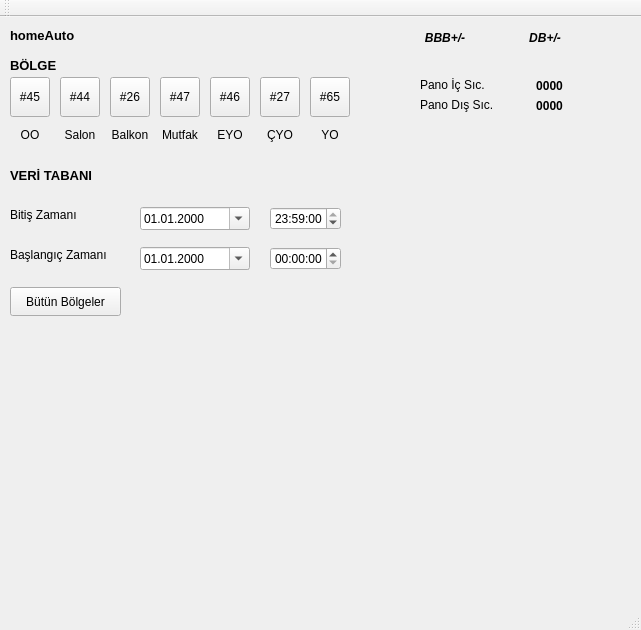
First picture: the form in mainwindow.ui, repository alikanarya/homeAutoGui, before the edit.
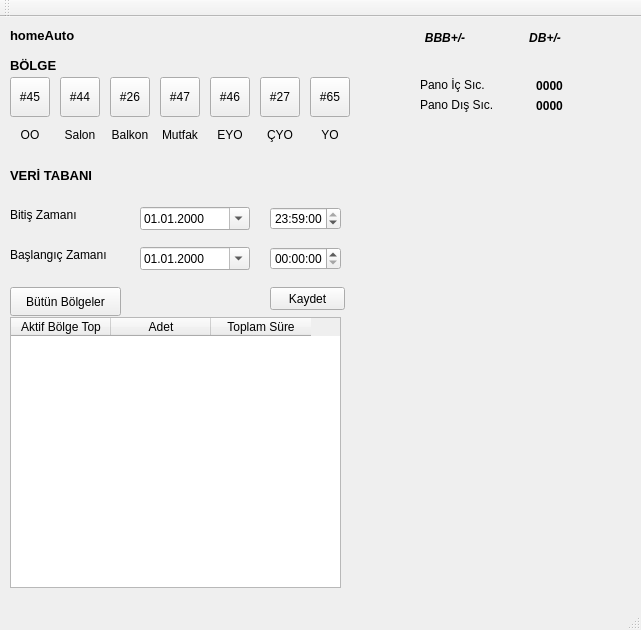
Second picture: the form after the edit.

```diff
--- a/mainwindow.ui
+++ b/mainwindow.ui
@@ -542,6 +542,62 @@
      <string>Bütün Bölgeler</string>
     </property>
    </widget>
+   <widget class="QTableWidget" name="tableAllZones">
+    <property name="geometry">
+     <rect>
+      <x>10</x>
+      <y>300</y>
+      <width>331</width>
+      <height>271</height>
+     </rect>
+    </property>
+    <property name="minimumSize">
+     <size>
+      <width>200</width>
+      <height>0</height>
+     </size>
+    </property>
+    <attribute name="horizontalHeaderMinimumSectionSize">
+     <number>37</number>
+    </attribute>
+    <attribute name="horizontalHeaderShowSortIndicator" stdset="0">
+     <bool>false</bool>
+    </attribute>
+    <attribute name="horizontalHeaderStretchLastSection">
+     <bool>false</bool>
+    </attribute>
+    <attribute name="verticalHeaderVisible">
+     <bool>false</bool>
+    </attribute>
+    <column>
+     <property name="text">
+      <string>Aktif Bölge Top</string>
+     </property>
+    </column>
+    <column>
+     <property name="text">
+      <string>Adet</string>
+     </property>
+    </column>
+    <column>
+     <property name="text">
+      <string>Toplam Süre</string>
+     </property>
+    </column>
+   </widget>
+   <widget class="QPushButton" name="saveAllZonesButton">
+    <property name="geometry">
+     <rect>
+      <x>270</x>
+      <y>270</y>
+      <width>75</width>
+      <height>23</height>
+     </rect>
+    </property>
+    <property name="text">
+     <string>Kaydet</string>
+    </property>
+   </widget>
   </widget>
   <widget class="QMenuBar" name="menuBar">
    <property name="geometry">
```
Left out of the diff: 2 changed lines with no effect on the pictures.
